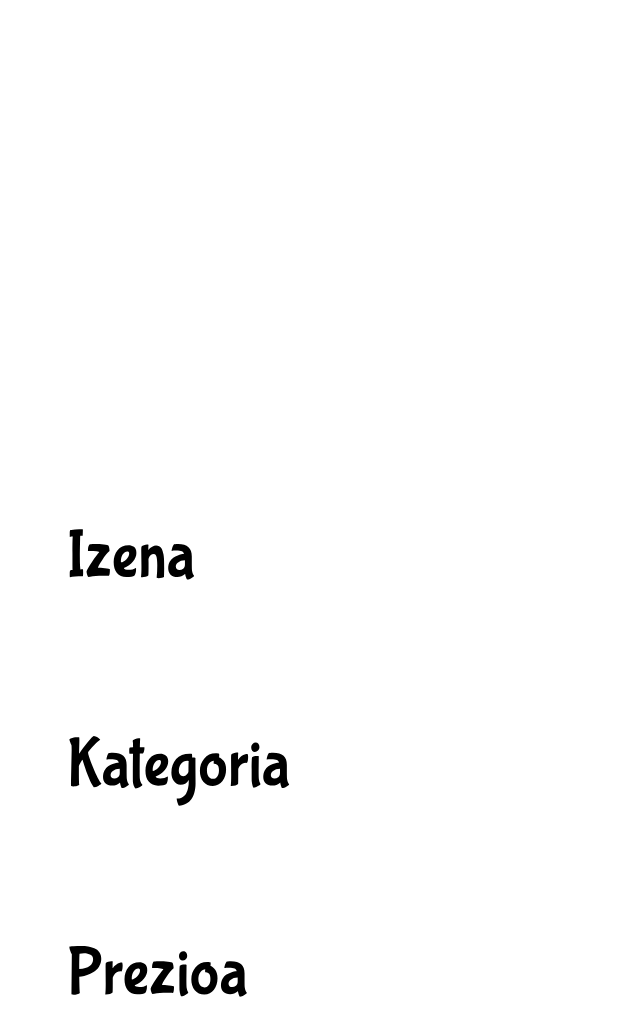
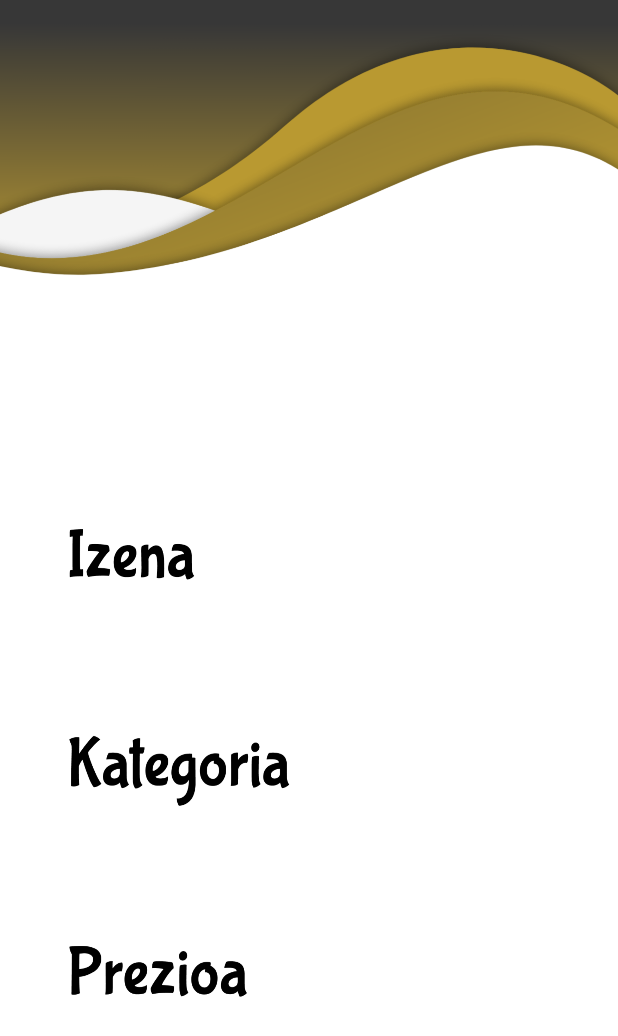
Before and after one commit to asierblaz/Erronka, an Android app: the layout activity_detalles_productos.xml on its own in the app's theme, with its tools: preview values and no code run, on a phone screen of 412 x 824 dp. Shown: the top 1036 px of the screen. Run offline under Robolectric (Android 15) with nearby library versions, the phone set to English and light mode, and no system bars.

Commit message:
Cambio detalles

```diff
--- a/PatosdeGoma/app/src/main/res/drawable/bg.xml
+++ b/PatosdeGoma/app/src/main/res/drawable/bg.xml
@@ -39,4 +39,5 @@
 <!--        android:strokeColor="#C4C4C4"-->
 <!--        android:strokeWidth="3"-->
 <!--        android:pathData="M30.5 537.5h267v34h-267z"/>-->
+
 </vector>
--- a/PatosdeGoma/app/src/main/res/layout/activity_detalles_productos.xml
+++ b/PatosdeGoma/app/src/main/res/layout/activity_detalles_productos.xml
@@ -4,7 +4,7 @@
     xmlns:tools="http://schemas.android.com/tools"
     android:layout_width="match_parent"
     android:layout_height="match_parent"
-    android:background="@drawable/bg"
+    android:background="@drawable/bgpng"
     tools:context=".MainActivity">
 
     <ImageView
```
Also changed, not shown: PatosdeGoma/app/src/main/res/drawable/bgpng.png (added).
